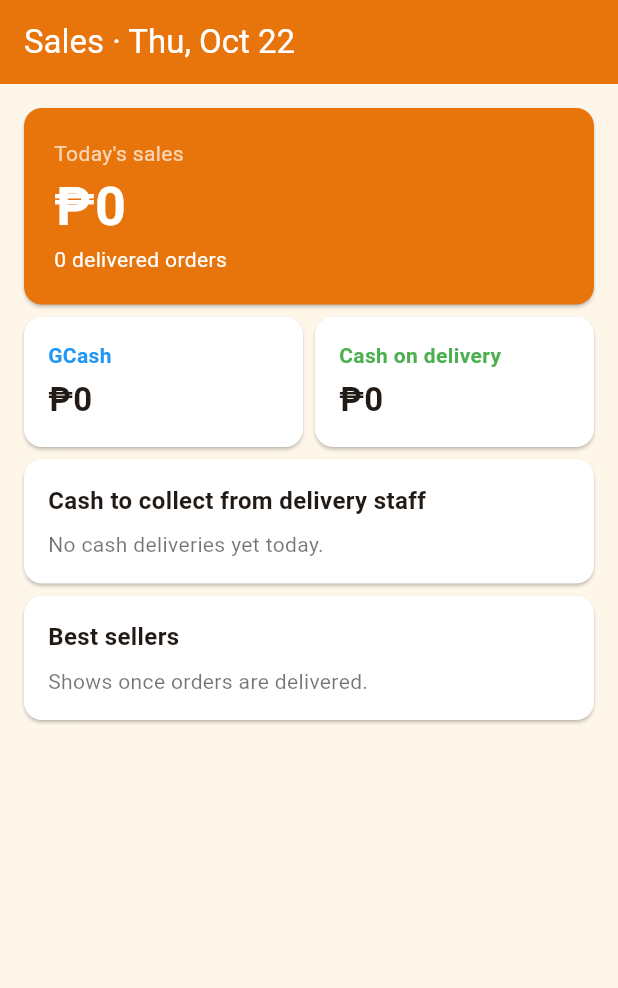
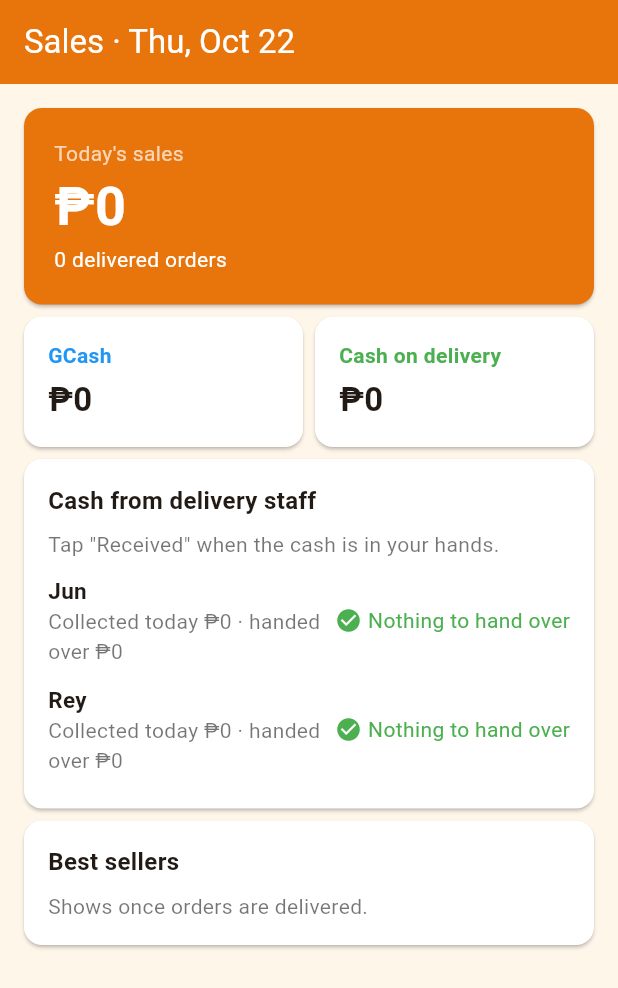
Before and after one commit to avleornarri-coder/dolebee-app, a Flutter app: the SalesScreen screen opened directly with empty values, on a phone screen of 412 x 824 dp. Shown: the top 988 px of the screen. Run offline on Flutter 3.47's test engine with Material 3 defaults, Android fonts, the phone set to English and light mode, and no system bars.

Commit message:
Track cash handover and show orders not yet delivered
Delivery staff see the cash they hold; the owner confirms each handover
from the Sales tab. Sales also show orders not yet delivered, and the
owner can mark an order delivered when the staff member can't. Found
while testing the preview.

Co-Authored-By: Claude Opus 5.5 (1M context) <noreply@anthropic.com>
Claude-Session: https://claude.ai/code/session_01741UWiXenRN6iXg2D4mZr6

```diff
--- a/lib/models/order.dart
+++ b/lib/models/order.dart
@@ -56,7 +56,11 @@ class Order {
   final String? gcashReference;
   final String? receiptPhotoUrl;
   final String? riderId;
+  /// The delivery staff member got the cash from the customer.
   final bool cashCollected;
+
+  /// The owner confirmed the delivery staff member handed the cash over.
+  final bool cashRemitted;
   final DateTime createdAt;
 
   const Order({
@@ -76,6 +80,7 @@ class Order {
     this.receiptPhotoUrl,
     this.riderId,
     this.cashCollected = false,
+    this.cashRemitted = false,
   });
 
   int get subtotalPhp => lines.fold(0, (sum, line) => sum + line.totalPhp);
@@ -85,6 +90,7 @@ class Order {
     OrderStatus? status,
     String? riderId,
     bool? cashCollected,
+    bool? cashRemitted,
     String? gcashReference,
     String? receiptPhotoUrl,
   }) =>
@@ -105,6 +111,7 @@ class Order {
         receiptPhotoUrl: receiptPhotoUrl ?? this.receiptPhotoUrl,
         riderId: riderId ?? this.riderId,
         cashCollected: cashCollected ?? this.cashCollected,
+        cashRemitted: cashRemitted ?? this.cashRemitted,
       );
 
   Map<String, dynamic> toMap() => {
@@ -122,6 +129,7 @@ class Order {
         'receiptPhotoUrl': receiptPhotoUrl,
         'riderId': riderId,
         'cashCollected': cashCollected,
+        'cashRemitted': cashRemitted,
         'subtotalPhp': subtotalPhp,
         'totalPhp': totalPhp,
         'createdAt': createdAt.toIso8601String(),
@@ -145,6 +153,7 @@ class Order {
         receiptPhotoUrl: data['receiptPhotoUrl'] as String?,
         riderId: data['riderId'] as String?,
         cashCollected: data['cashCollected'] as bool? ?? false,
+        cashRemitted: data['cashRemitted'] as bool? ?? false,
         createdAt: DateTime.parse(data['createdAt'] as String),
       );
 }
--- a/lib/screens/owner/sales_screen.dart
+++ b/lib/screens/owner/sales_screen.dart
@@ -1,6 +1,7 @@
 import 'package:flutter/material.dart';
 import 'package:intl/intl.dart';
 
+import '../../services/daily_sales.dart';
 import '../../state/app_store.dart';
 import '../theme.dart';
 
@@ -37,18 +38,27 @@ class SalesScreen extends StatelessWidget {
                   ]),
                 ),
               ),
+              if (sales.pendingCount > 0)
+                Card(
+                  color: Colors.white,
+                  child: ListTile(
+                    leading: const Icon(Icons.hourglass_top, color: brandOrange),
+                    title: Text('${sales.pendingCount} ${sales.pendingCount == 1 ? 'order' : 'orders'} '
+                        '(${peso(sales.pendingPhp)}) not delivered yet'),
+                    subtitle: const Text('Added to today\'s sales once marked delivered.'),
+                  ),
+                ),
               Row(children: [
                 Expanded(child: _Tile(label: 'GCash', value: peso(sales.gcashPhp), color: Colors.blue)),
                 Expanded(child: _Tile(label: 'Cash on delivery', value: peso(sales.codPhp), color: Colors.green)),
               ]),
               _Section(
-                title: 'Cash to collect from delivery staff',
+                title: 'Cash from delivery staff',
                 children: [
-                  if (sales.cashExpectedByRider.isEmpty)
-                    const Text('No cash deliveries yet today.', style: TextStyle(color: Colors.black54)),
-                  for (final e in sales.cashExpectedByRider.entries)
-                    _line(store.riderName(e.key),
-                        '${peso(sales.cashCollectedByRider[e.key] ?? 0)} of ${peso(e.value)} received'),
+                  const Text('Tap "Received" when the cash is in your hands.',
+                      style: TextStyle(color: Colors.black54)),
+                  const SizedBox(height: 4),
+                  for (final rider in store.riders) _cashRow(rider, sales),
                 ],
               ),
               _Section(
@@ -63,6 +73,35 @@ class SalesScreen extends StatelessWidget {
           );
         },
       ),
+    );
+  }
+
+  Widget _cashRow(Rider rider, DailySales sales) {
+    final onHand = store.cashOnHand(rider.id);
+    final collected = sales.cashCollectedByRider[rider.id] ?? 0;
+    final remitted = sales.cashRemittedByRider[rider.id] ?? 0;
+    return Padding(
+      padding: const EdgeInsets.symmetric(vertical: 6),
+      child: Row(children: [
+        Expanded(
+          child: Column(crossAxisAlignment: CrossAxisAlignment.start, children: [
+            Text(rider.name, style: const TextStyle(fontSize: 15, fontWeight: FontWeight.w600)),
+            Text('Collected today ${peso(collected)} · handed over ${peso(remitted)}',
+                style: const TextStyle(color: Colors.black54)),
+          ]),
+        ),
+        if (onHand > 0)
+          FilledButton(
+            onPressed: () => store.remitCash(rider.id),
+            child: Text('Received ${peso(onHand)}'),
+          )
+        else
+          const Row(mainAxisSize: MainAxisSize.min, children: [
+            Icon(Icons.check_circle, color: Colors.green, size: 18),
+            SizedBox(width: 4),
+            Text('Nothing to hand over', style: TextStyle(color: Colors.green)),
+          ]),
+      ]),
     );
   }
 
--- a/lib/services/daily_sales.dart
+++ b/lib/services/daily_sales.dart
@@ -8,7 +8,17 @@ class DailySales {
   final int codPhp;
   final Map<String, int> cashExpectedByRider;
   final Map<String, int> cashCollectedByRider;
+  final Map<String, int> cashRemittedByRider;
   final Map<String, int> quantityByItem;
+
+  /// Orders placed today that are not delivered yet; they join the sales
+  /// total once delivered.
+  final int pendingCount;
+  final int pendingPhp;
+
+  /// Cash a delivery staff member has collected but not yet handed over.
+  int cashOnHand(String riderId) =>
+      (cashCollectedByRider[riderId] ?? 0) - (cashRemittedByRider[riderId] ?? 0);
 
   const DailySales({
     required this.orderCount,
@@ -17,7 +27,10 @@ class DailySales {
     required this.codPhp,
     required this.cashExpectedByRider,
     required this.cashCollectedByRider,
+    required this.cashRemittedByRider,
     required this.quantityByItem,
+    required this.pendingCount,
+    required this.pendingPhp,
   });
 
   /// Only delivered orders count as sales.
@@ -25,8 +38,16 @@ class DailySales {
     var count = 0, total = 0, gcash = 0, cod = 0;
     final byRider = <String, int>{};
     final collected = <String, int>{};
+    final remitted = <String, int>{};
     final byItem = <String, int>{};
-    for (final o in orders.where((o) => o.status == OrderStatus.delivered)) {
+    var pendingCount = 0, pendingPhp = 0;
+    for (final o in orders) {
+      if (o.status == OrderStatus.cancelled) continue;
+      if (o.status != OrderStatus.delivered) {
+        pendingCount++;
+        pendingPhp += o.totalPhp;
+        continue;
+      }
       count++;
       total += o.totalPhp;
       if (o.payment == PaymentMethod.gcashQr) {
@@ -37,6 +58,9 @@ class DailySales {
         byRider[rider] = (byRider[rider] ?? 0) + o.totalPhp;
         if (o.cashCollected) {
           collected[rider] = (collected[rider] ?? 0) + o.totalPhp;
+        }
+        if (o.cashRemitted) {
+          remitted[rider] = (remitted[rider] ?? 0) + o.totalPhp;
         }
       }
       for (final line in o.lines) {
@@ -50,7 +74,10 @@ class DailySales {
       codPhp: cod,
       cashExpectedByRider: byRider,
       cashCollectedByRider: collected,
+      cashRemittedByRider: remitted,
       quantityByItem: byItem,
+      pendingCount: pendingCount,
+      pendingPhp: pendingPhp,
     );
   }
 }
--- a/lib/state/app_store.dart
+++ b/lib/state/app_store.dart
@@ -89,6 +89,22 @@ class AppStore extends ChangeNotifier {
             cashCollected: o.payment == PaymentMethod.cashOnDelivery && cashReceived,
           ));
 
+  /// Cash this delivery staff member collected and still holds.
+  int cashOnHand(String riderId) => _orders
+      .where((o) => o.riderId == riderId && o.cashCollected && !o.cashRemitted)
+      .fold(0, (sum, o) => sum + o.totalPhp);
+
+  /// The owner received all the cash this delivery staff member holds.
+  void remitCash(String riderId) {
+    for (var i = 0; i < _orders.length; i++) {
+      final o = _orders[i];
+      if (o.riderId == riderId && o.cashCollected && !o.cashRemitted) {
+        _orders[i] = o.copyWith(cashRemitted: true);
+      }
+    }
+    notifyListeners();
+  }
+
   void saveMenuItem(MenuItem item) {
     final i = _menu.indexWhere((m) => m.id == item.id);
     if (i < 0) {
```
Also changed, not shown: lib/screens/owner/orders_screen.dart (+10 -1 lines), lib/screens/rider/rider_home.dart (+25 -10 lines), 4 other files.
